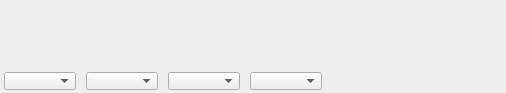
The window that spectrumwidget.ui (oldscienceguy/PebbleSDR) describes before a commit, drawn with Qt 5.
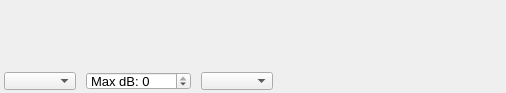
The same window after the commit.

```diff
--- a/spectrumwidget.ui
+++ b/spectrumwidget.ui
@@ -161,33 +161,39 @@
           </widget>
          </item>
          <item>
-          <widget class="QComboBox" name="dbGainBox">
-           <property name="maximumSize">
+          <widget class="QSpinBox" name="maxDbBox">
+           <property name="minimumSize">
             <size>
-             <width>80</width>
-             <height>18</height>
+             <width>90</width>
+             <height>0</height>
             </size>
            </property>
-           <property name="font">
-            <font>
-             <pointsize>8</pointsize>
-            </font>
-           </property>
-          </widget>
-         </item>
-         <item>
-          <widget class="QComboBox" name="dbOffsetBox">
            <property name="maximumSize">
             <size>
-             <width>80</width>
+             <width>16777215</width>
              <height>18</height>
             </size>
            </property>
            <property name="font">
             <font>
-             <pointsize>8</pointsize>
+             <pointsize>10</pointsize>
             </font>
            </property>
+           <property name="prefix">
+            <string>Max dB: </string>
+           </property>
+           <property name="minimum">
+            <number>-140</number>
+           </property>
+           <property name="maximum">
+            <number>0</number>
+           </property>
+           <property name="singleStep">
+            <number>5</number>
+           </property>
+           <property name="value">
+            <number>0</number>
+           </property>
           </widget>
          </item>
          <item>
```
